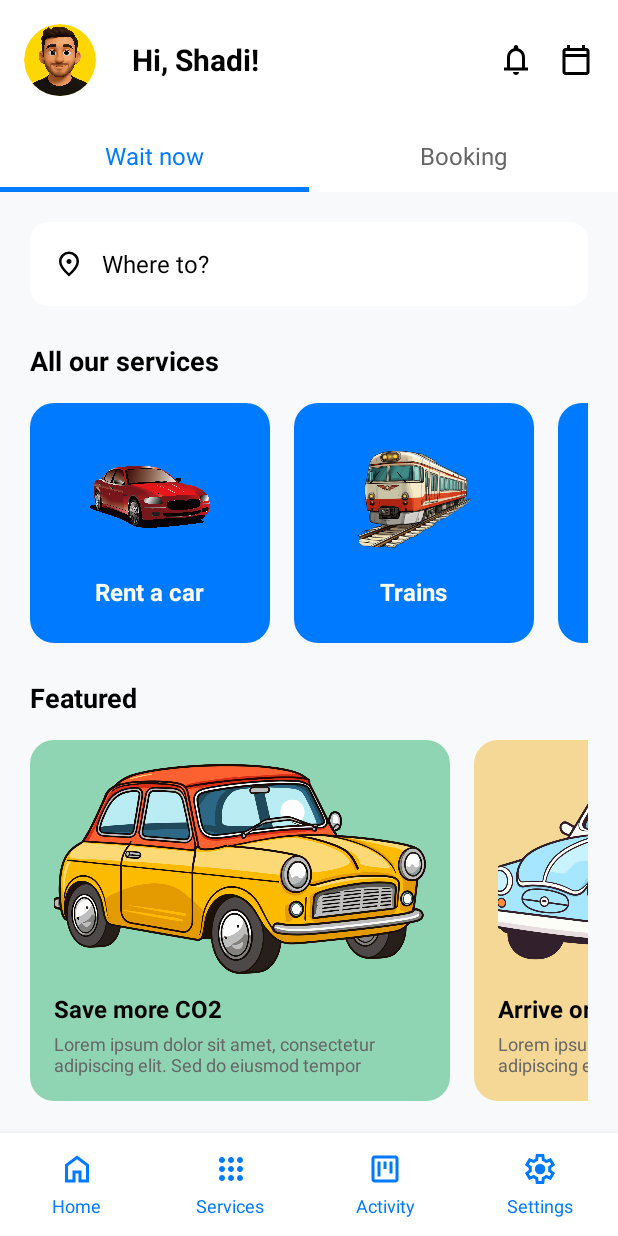
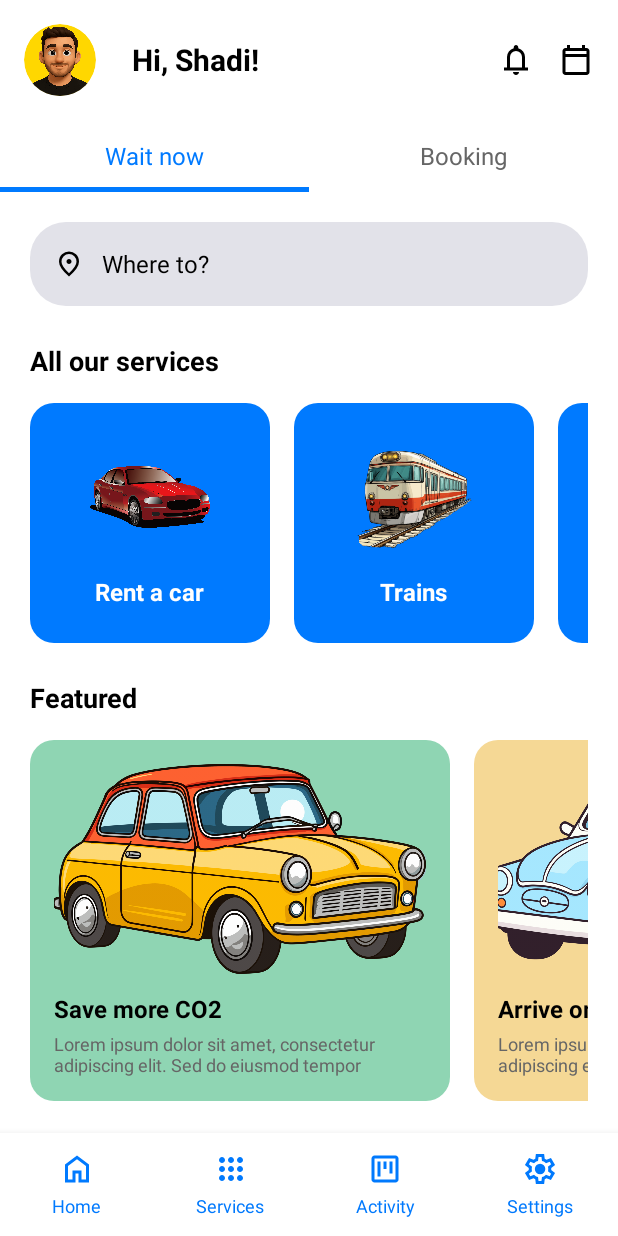
Before and after one commit to ShadiSbaih/Kotlin, an Android app: the screen it shows after launch (MainActivity), on a phone screen of 412 x 824 dp. Run offline under Robolectric (Android 15) with nearby library versions, the phone set to English and light mode, and no system bars.

Commit message:
Update drawable and layout files for improved styling

```diff
--- a/Activity-3/app/src/main/res/drawable/rounded_white_bg.xml
+++ b/Activity-3/app/src/main/res/drawable/rounded_white_bg.xml
@@ -1,5 +1,5 @@
 <?xml version="1.0" encoding="utf-8"?>
 <shape xmlns:android="http://schemas.android.com/apk/res/android">
-    <solid android:color="@android:color/white"/>
-    <corners android:radius="12dp"/>
+    <solid android:color="@color/material_dynamic_neutral90"/>
+    <corners android:radius="24dp"/>
 </shape>
--- a/Activity-3/app/src/main/res/layout/activity_main.xml
+++ b/Activity-3/app/src/main/res/layout/activity_main.xml
@@ -5,7 +5,7 @@
     android:layout_width="match_parent"
     android:layout_height="match_parent"
         android:id="@+id/main"
-    android:background="#F8F9FA">
+    android:background="#ffffff">
 
     <LinearLayout
         android:id="@+id/topBar"
```
